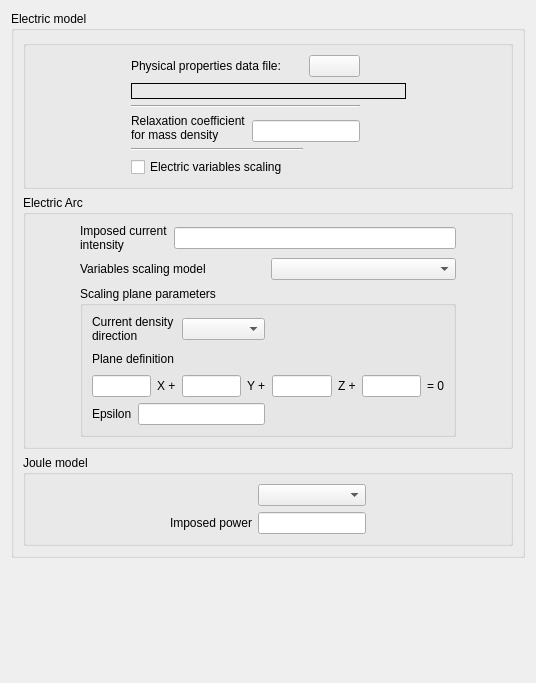
code-saturne/code_saturne, file gui/Pages/ElectricalForm.ui: the form before one commit.
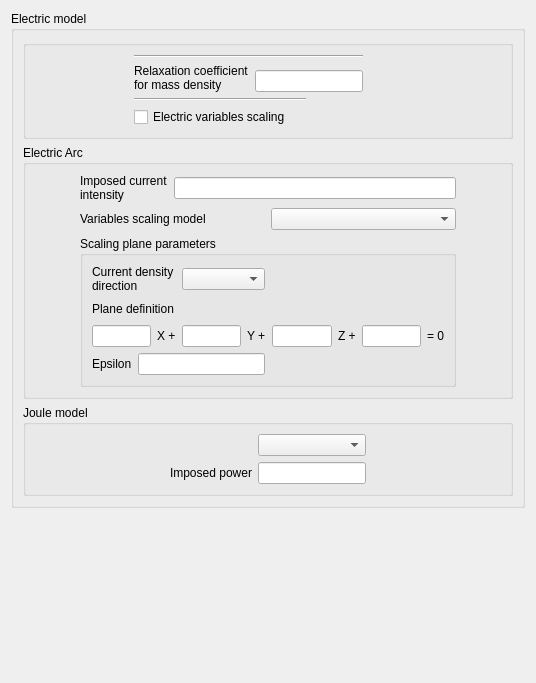
The form after the commit. Icons and pictures are not drawn.

```diff
--- a/gui/Pages/ElectricalForm.ui
+++ b/gui/Pages/ElectricalForm.ui
@@ -44,82 +44,14 @@
          </item>
          <item row="0" column="1">
           <layout class="QGridLayout" name="gridLayout">
-           <item row="0" column="0" colspan="2">
-            <widget class="QLabel" name="labelPropertiesData">
-             <property name="toolTip">
-              <string>&lt;html&gt;&lt;head/&gt;&lt;body&gt;&lt;p&gt;&lt;span style=&quot; font-size:9pt;&quot;&gt;Select a physical properties data file. The file must be called &lt;/span&gt;&lt;span style=&quot; font-size:9pt; font-weight:600;&quot;&gt;dp_ELE&lt;/span&gt;&lt;span style=&quot; font-size:9pt;&quot;&gt; and has to be put in the DATA directory of the case.&lt;/span&gt;&lt;/p&gt;&lt;/body&gt;&lt;/html&gt;</string>
-             </property>
-             <property name="text">
-              <string>Physical properties data file: </string>
-             </property>
-            </widget>
-           </item>
-           <item row="0" column="2">
-            <widget class="QPushButton" name="pushButtonPropertiesData">
-             <property name="toolTip">
-              <string>&lt;html&gt;&lt;head/&gt;&lt;body&gt;&lt;p&gt;&lt;span style=&quot; font-size:9pt;&quot;&gt;Select a physical properties data file. The file must be called &lt;/span&gt;&lt;span style=&quot; font-size:9pt; font-weight:600;&quot;&gt;dp_ELE&lt;/span&gt;&lt;span style=&quot; font-size:9pt;&quot;&gt; and has to be put in the DATA directory of the case.&lt;/span&gt;&lt;/p&gt;&lt;/body&gt;&lt;/html&gt;</string>
-             </property>
-             <property name="text">
-              <string/>
-             </property>
-             <property name="icon">
-              <iconset resource="resources_pages.qrc">
-               <normaloff>:/new/prefix1/icons/22x22/weather-few-clouds.png</normaloff>:/new/prefix1/icons/22x22/weather-few-clouds.png</iconset>
-             </property>
-             <property name="iconSize">
-              <size>
-               <width>22</width>
-               <height>22</height>
-              </size>
-             </property>
-            </widget>
-           </item>
-           <item row="0" column="3">
-            <spacer name="horizontalSpacer_2">
-             <property name="orientation">
-              <enum>Qt::Horizontal</enum>
-             </property>
-             <property name="sizeHint" stdset="0">
-              <size>
-               <width>40</width>
-               <height>20</height>
-              </size>
-             </property>
-            </spacer>
-           </item>
-           <item row="1" column="0" colspan="4">
-            <widget class="QLabel" name="labelPropertiesFile">
-             <property name="font">
-              <font>
-               <weight>75</weight>
-               <bold>true</bold>
-              </font>
-             </property>
-             <property name="toolTip">
-              <string>&lt;html&gt;&lt;head/&gt;&lt;body&gt;&lt;p&gt;&lt;span style=&quot; font-size:9pt;&quot;&gt;Select a physical properties data file. The file must be called &lt;/span&gt;&lt;span style=&quot; font-size:9pt; font-weight:600;&quot;&gt;dp_ELE&lt;/span&gt;&lt;span style=&quot; font-size:9pt;&quot;&gt; and has to be put in the DATA directory of the case.&lt;/span&gt;&lt;/p&gt;&lt;/body&gt;&lt;/html&gt;</string>
-             </property>
-             <property name="layoutDirection">
-              <enum>Qt::LeftToRight</enum>
-             </property>
-             <property name="autoFillBackground">
-              <bool>false</bool>
-             </property>
-             <property name="frameShape">
-              <enum>QFrame::Box</enum>
-             </property>
-             <property name="text">
-              <string/>
-             </property>
-            </widget>
-           </item>
-           <item row="2" column="0" colspan="3">
+           <item row="0" column="0" colspan="3">
             <widget class="Line" name="line_3">
              <property name="orientation">
               <enum>Qt::Horizontal</enum>
              </property>
             </widget>
            </item>
-           <item row="3" column="0" rowspan="2">
+           <item row="1" column="0" rowspan="2">
             <widget class="QLabel" name="label">
              <property name="toolTip">
               <string>&lt;html&gt;&lt;head/&gt;&lt;body&gt;&lt;p&gt;&lt;span style=&quot; font-size:9pt;&quot;&gt;Define the sub-relaxation coefficient SRROM for the density:&lt;br/&gt;&lt;/span&gt;&lt;span style=&quot; font-size:9pt; font-weight:600;&quot;&gt;rho&lt;/span&gt;&lt;span style=&quot; font-size:9pt; font-weight:600; vertical-align:super;&quot;&gt;n+1&lt;/span&gt;&lt;span style=&quot; font-size:9pt; font-weight:600;&quot;&gt; = SRROM * rho&lt;/span&gt;&lt;span style=&quot; font-size:9pt; font-weight:600; vertical-align:super;&quot;&gt;n&lt;/span&gt;&lt;span style=&quot; font-size:9pt; font-weight:600;&quot;&gt; + (1-SRROM) * rho&lt;/span&gt;&lt;span style=&quot; font-size:9pt; font-weight:600; vertical-align:super;&quot;&gt;n+1&lt;/span&gt;&lt;/p&gt;&lt;p&gt;&lt;span style=&quot; font-size:9pt;&quot;&gt;(Code_Saturne key word: &lt;/span&gt;&lt;span style=&quot; font-size:9pt; font-weight:600;&quot;&gt;SRROM&lt;/span&gt;&lt;span style=&quot; font-size:9pt;&quot;&gt;)&lt;/span&gt;&lt;/p&gt;&lt;/body&gt;&lt;/html&gt;</string>
@@ -130,14 +62,14 @@
              </property>
             </widget>
            </item>
-           <item row="4" column="1" colspan="2">
+           <item row="2" column="1" colspan="2">
             <widget class="QLineEdit" name="lineEditSRROM">
              <property name="toolTip">
               <string>&lt;html&gt;&lt;head/&gt;&lt;body&gt;&lt;p&gt;&lt;span style=&quot; font-size:9pt;&quot;&gt;Define the sub-relaxation coefficient SRROM for the density:&lt;br/&gt;&lt;/span&gt;&lt;span style=&quot; font-size:9pt; font-weight:600;&quot;&gt;rho&lt;/span&gt;&lt;span style=&quot; font-size:9pt; font-weight:600; vertical-align:super;&quot;&gt;n+1&lt;/span&gt;&lt;span style=&quot; font-size:9pt; font-weight:600;&quot;&gt; = SRROM * rho&lt;/span&gt;&lt;span style=&quot; font-size:9pt; font-weight:600; vertical-align:super;&quot;&gt;n&lt;/span&gt;&lt;span style=&quot; font-size:9pt; font-weight:600;&quot;&gt; + (1-SRROM) * rho&lt;/span&gt;&lt;span style=&quot; font-size:9pt; font-weight:600; vertical-align:super;&quot;&gt;n+1&lt;/span&gt;&lt;/p&gt;&lt;p&gt;&lt;span style=&quot; font-size:9pt;&quot;&gt;(Code_Saturne key word: &lt;/span&gt;&lt;span style=&quot; font-size:9pt; font-weight:600;&quot;&gt;SRROM&lt;/span&gt;&lt;span style=&quot; font-size:9pt;&quot;&gt;)&lt;/span&gt;&lt;/p&gt;&lt;/body&gt;&lt;/html&gt;</string>
              </property>
             </widget>
            </item>
-           <item row="4" column="3">
+           <item row="2" column="3">
             <spacer name="horizontalSpacer_5">
              <property name="orientation">
               <enum>Qt::Horizontal</enum>
@@ -150,14 +82,14 @@
              </property>
             </spacer>
            </item>
-           <item row="5" column="0" colspan="2">
+           <item row="3" column="0" colspan="2">
             <widget class="Line" name="line_4">
              <property name="orientation">
               <enum>Qt::Horizontal</enum>
              </property>
             </widget>
            </item>
-           <item row="6" column="0" colspan="2">
+           <item row="4" column="0" colspan="2">
             <widget class="QCheckBox" name="checkBoxScaling">
              <property name="toolTip">
               <string>&lt;html&gt;&lt;head/&gt;&lt;body&gt;&lt;p&gt;&lt;span style=&quot; font-size:9pt;&quot;&gt;Specify whether an electric variables scaling should be done. In that case, the boundary conditions for the potential will be tuned at each time step in order to reach a user-specified target dissipated power (Joule effect) or a user-specified target current intensity (electric arcs).&lt;/span&gt;&lt;/p&gt;&lt;p&gt;&lt;span style=&quot; font-size:9pt;&quot;&gt;(Code_Saturne key word: &lt;/span&gt;&lt;span style=&quot; font-size:9pt; font-weight:600;&quot;&gt;IELCOR&lt;/span&gt;&lt;span style=&quot; font-size:9pt;&quot;&gt;)&lt;/span&gt;&lt;/p&gt;&lt;/body&gt;&lt;/html&gt;</string>
@@ -167,7 +99,7 @@
              </property>
             </widget>
            </item>
-           <item row="6" column="3">
+           <item row="4" column="3">
             <spacer name="horizontalSpacer_6">
              <property name="orientation">
               <enum>Qt::Horizontal</enum>
```
